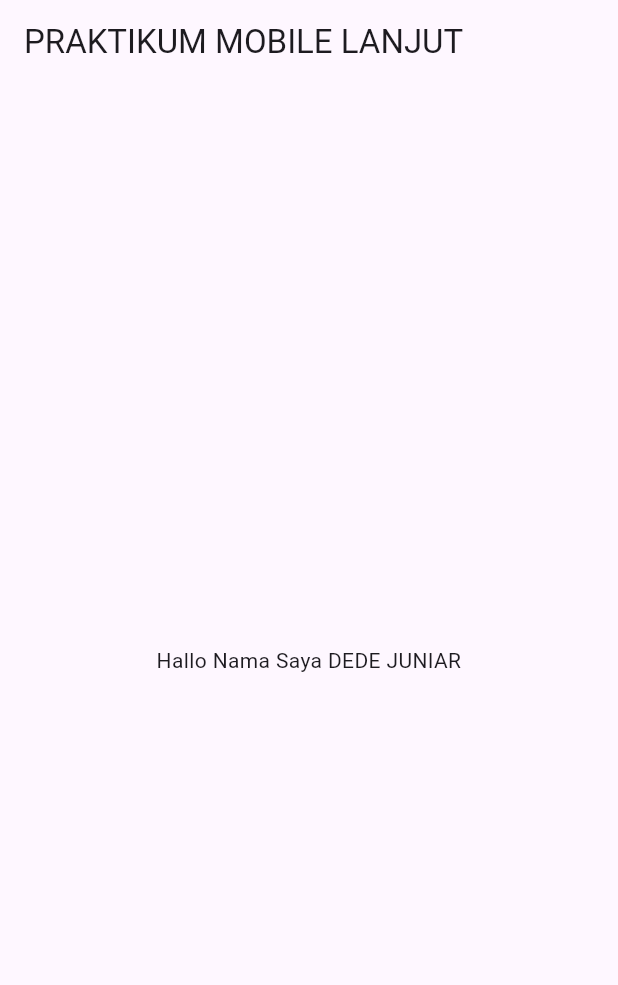
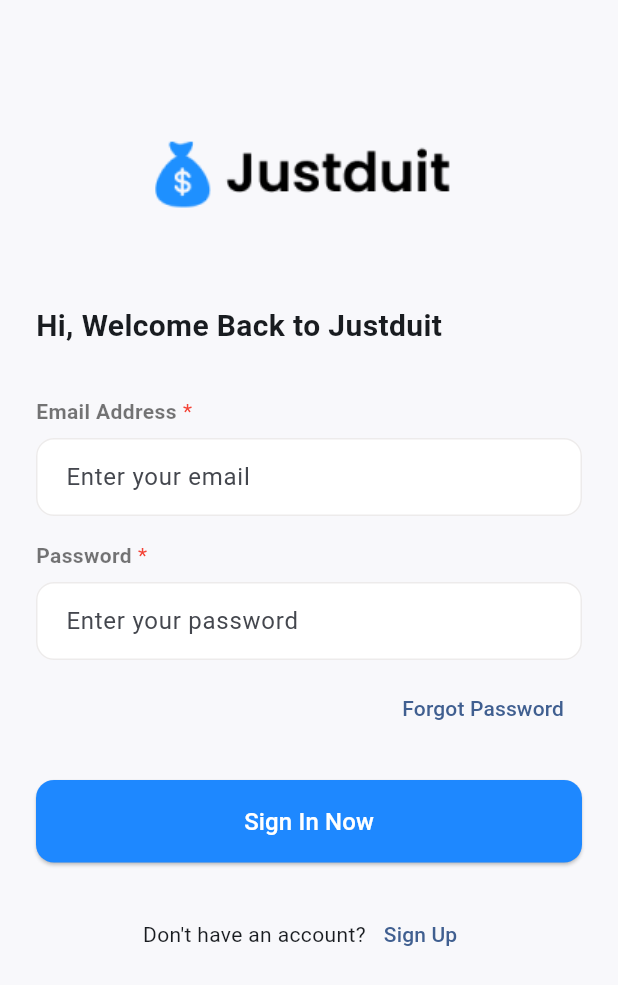
Before and after one commit to dedejuniarputra/prak-mobilelanjut-2217051015, a Flutter app: the screen it shows after launch, on a phone screen of 412 x 824 dp. Shown: the top 985 px of the screen. Run offline on Flutter 3.47's test engine with Material 3 defaults, Android fonts, the phone set to English and light mode, and no system bars.

Commit message:
Membuat tampilan login&Signup

```diff
--- /dev/null
+++ b/lib/Screens/login_screen.dart
@@ -0,0 +1,163 @@
+// lib/screens/login_screen.dart
+
+import 'package:flutter/material.dart';
+import 'signup_screen.dart';
+
+class LoginScreen extends StatefulWidget {
+  // Nama rute untuk navigasi
+  static const String route = '/';
+  const LoginScreen({super.key});
+
+  @override
+  State<LoginScreen> createState() => _LoginScreenState();
+}
+
+class _LoginScreenState extends State<LoginScreen> {
+  // Controller untuk mengambil data dari Text Field
+  final _emailController = TextEditingController();
+  final _passwordController = TextEditingController();
+
+  // Pastikan untuk melepaskan controller saat widget tidak digunakan
+  @override
+  void dispose() {
+    _emailController.dispose();
+    _passwordController.dispose();
+    super.dispose();
+  }
+
+  @override
+  Widget build(BuildContext context) {
+    // --- Helper Methods untuk membangun UI ---
+
+    // Komponen untuk label dengan tanda bintang merah
+    Widget requiredLabel(String text) {
+      return Row(
+        children: [
+          Text(
+            text,
+            style: const TextStyle(
+              fontWeight: FontWeight.w600,
+              color: Colors.black54,
+            ),
+          ),
+          const SizedBox(width: 4),
+          const Text(
+            '*',
+            style: TextStyle(color: Colors.red),
+          ),
+        ],
+      );
+    }
+
+    // Komponen tombol biru utama
+    Widget primaryButton({required String label, required VoidCallback onTap}) {
+      return ElevatedButton(
+        onPressed: onTap,
+        style: ElevatedButton.styleFrom(
+          backgroundColor: const Color(0xFF1E88FF), // WARNA BARU
+          foregroundColor: Colors.white,
+          padding: const EdgeInsets.symmetric(vertical: 16.0),
+          shape: RoundedRectangleBorder(
+            borderRadius: BorderRadius.circular(12.0),
+          ),
+        ),
+        child: Text(label, style: const TextStyle(fontSize: 16)),
+      );
+    }
+
+    // --- Tampilan Utama Scaffold ---
+
+    return Scaffold(
+      body: SafeArea(
+        child: SingleChildScrollView(
+          padding: const EdgeInsets.symmetric(horizontal: 24.0, vertical: 48.0),
+          child: Column(
+            crossAxisAlignment: CrossAxisAlignment.stretch,
+            children: [
+              const SizedBox(height: 40),
+              const JustduitLogo(),
+              const SizedBox(height: 60.0),
+              const Text(
+                'Hi, Welcome Back to Justduit',
+                style: TextStyle(fontSize: 20.0, fontWeight: FontWeight.bold),
+              ),
+              const SizedBox(height: 32.0),
+
+              // Email
+              requiredLabel('Email Address'),
+              const SizedBox(height: 8),
+              TextFormField(
+                controller: _emailController,
+                decoration: const InputDecoration(hintText: 'Enter your email'),
+                keyboardType: TextInputType.emailAddress,
+              ),
+              const SizedBox(height: 16.0),
+
+              // Password
+              requiredLabel('Password'),
+              const SizedBox(height: 8),
+              TextFormField(
+                controller: _passwordController,
+                obscureText: true,
+                decoration: const InputDecoration(hintText: 'Enter your password'),
+              ),
+              const SizedBox(height: 8.0),
+
+              // Forgot Password
+              Align(
+                alignment: Alignment.centerRight,
+                child: TextButton(
+                  onPressed: () {},
+                  child: const Text('Forgot Password'),
+                ),
+              ),
+              const SizedBox(height: 24.0),
+
+              // Tombol Sign In menggunakan helper method
+              primaryButton(
+                label: 'Sign In Now',
+                onTap: () {
+                  // TODO: Implementasi fungsionalitas sign in
+                },
+              ),
+              const SizedBox(height: 24.0),
+
+              // Opsi Sign Up
+              Row(
+                mainAxisAlignment: MainAxisAlignment.center,
+                children: [
+                  const Text("Don't have an account?"),
+                  TextButton(
+                    onPressed: () {
+                      Navigator.pushNamed(context, SignupScreen.route);
+                    },
+                    child: const Text('Sign Up'),
+                  ),
+                ],
+              ),
+            ],
+          ),
+        ),
+      ),
+    );
+  }
+}
+
+// Widget reusable untuk Logo
+class JustduitLogo extends StatelessWidget {
+  const JustduitLogo({super.key});
+
+  @override
+  Widget build(BuildContext context) {
+    return Row(
+      mainAxisAlignment: MainAxisAlignment.center,
+      children: [
+        Image.asset(
+          'Assets/JustDuit.png', // Pastikan path ini benar
+          height: 55,
+        ),
+        const SizedBox(width: 8),
+      ],
+    );
+  }
+}
--- a/lib/main.dart
+++ b/lib/main.dart
@@ -1,31 +1,48 @@
 import 'package:flutter/material.dart';
+import 'package:myapp/Screens/login_screen.dart';
+import 'package:myapp/Screens/signup_screen.dart';
 
-void main() {
-  runApp(const MyApp());
-}
+void main() => runApp(const JustduitApp());
 
-class MyApp extends StatelessWidget {
-  const MyApp({super.key});
+class JustduitApp extends StatelessWidget {
+  const JustduitApp({super.key});
 
   @override
   Widget build(BuildContext context) {
     return MaterialApp(
-      title: 'Flutter Demo',
+      debugShowCheckedModeBanner: false,
+      title: 'Justduit',
       theme: ThemeData(
-        colorScheme: ColorScheme.fromSeed(seedColor: Colors.deepPurple),
-      ),
-      home: Scaffold(
-        appBar: AppBar(
-          title: const Text('PRAKTIKUM MOBILE LANJUT'),
-        ),
-        body: const Center(
-          child: Text(
-            'Hallo Nama Saya DEDE JUNIAR',
-            textAlign: TextAlign.center,
-            // style: TextStyle(fontSize: 16), // opsional
+        // Tema yang Anda buat sudah bagus, tidak perlu diubah
+        scaffoldBackgroundColor: const Color(0xFFF8F8FB), // abu-abu muda
+        useMaterial3: true,
+        colorScheme: ColorScheme.fromSeed(seedColor: const Color(0xFF1E88FF)),
+        inputDecorationTheme: InputDecorationTheme(
+          isDense: true,
+          filled: true,
+          fillColor: Colors.white,
+          contentPadding: const EdgeInsets.symmetric(horizontal: 16, vertical: 14),
+          border: OutlineInputBorder(
+            borderRadius: BorderRadius.circular(12),
+            borderSide: const BorderSide(color: Color(0xFFEDEBEB)),
+          ),
+          enabledBorder: OutlineInputBorder(
+            borderRadius: BorderRadius.circular(12),
+            borderSide: const BorderSide(color: Color(0xFFEDEBEB)),
+          ),
+          focusedBorder: OutlineInputBorder(
+            borderRadius: BorderRadius.circular(12),
+            borderSide: const BorderSide(color: Color(0xFF1E88FF)),
           ),
         ),
       ),
+      // Atur rute awal
+      initialRoute: LoginScreen.route,
+      // Definisikan semua rute aplikasi Anda di sini
+      routes: {
+        LoginScreen.route: (context) => const LoginScreen(),
+        SignupScreen.route: (context) => const SignupScreen(),
+      },
     );
   }
 }
--- a/pubspec.yaml
+++ b/pubspec.yaml
@@ -58,9 +58,8 @@ flutter:
   uses-material-design: true
 
   # To add assets to your application, add an assets section, like this:
-  # assets:
-  #   - images/a_dot_burr.jpeg
-  #   - images/a_dot_ham.jpeg
+  assets:
+    - Assets/
 
   # An image asset can refer to one or more resolution-specific "variants", see
   # https://flutter.dev/to/resolution-aware-images
```
Also changed, not shown: lib/Screens/signup_screen.dart (added, +200 -0 lines), Assets/JustDuit.png (added), 1 other file.
